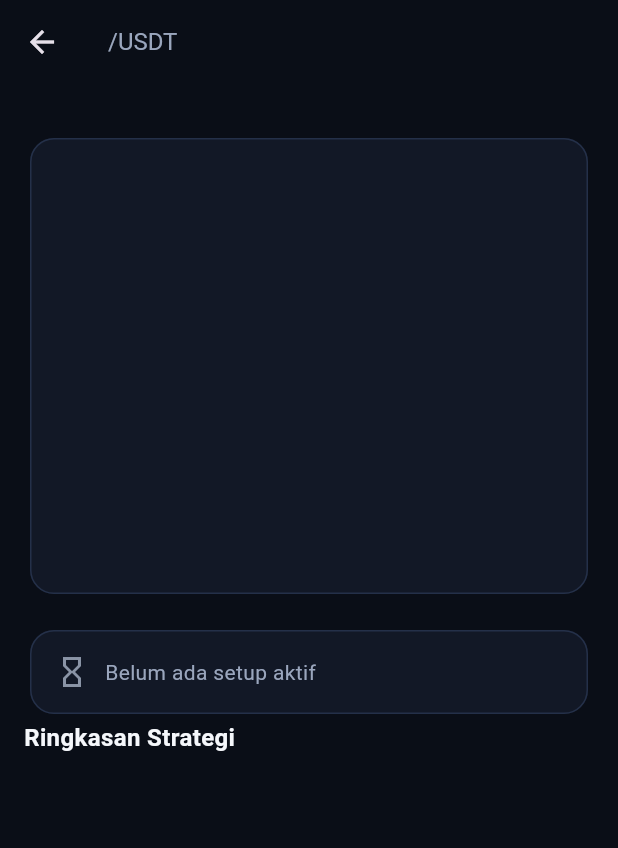
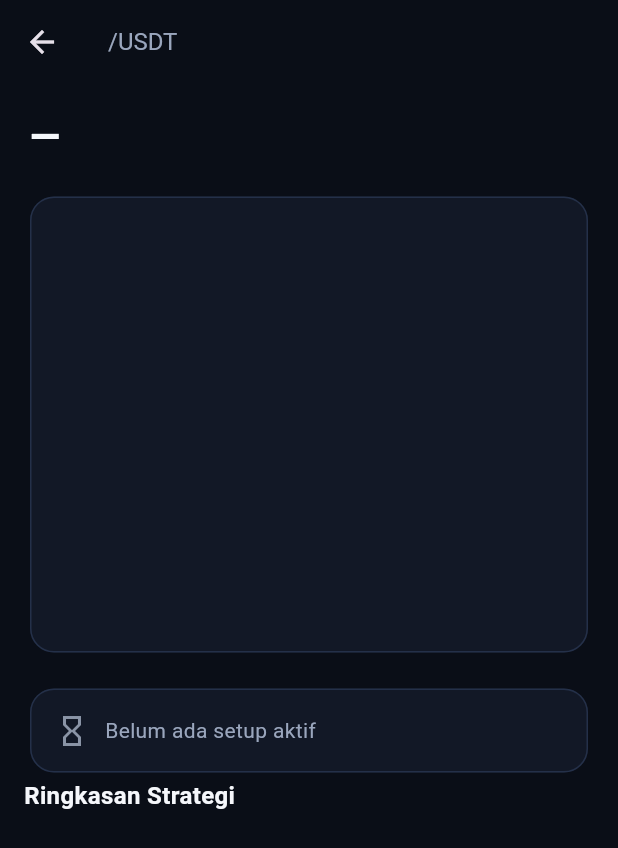
Before and after one commit to yusron24/futures-agent, a Flutter app: the SignalDetailPage screen opened directly with empty values, on a phone screen of 412 x 824 dp. Shown: the top 848 px of the screen. Run offline on Flutter 3.47's test engine with Material 3 defaults, Android fonts, the phone set to English and light mode, and no system bars; our stand-ins replace audioplayers, flutter_local_notifications, hive, hive_flutter, vibration; missing offline and left inert: flutter_foreground_task, workmanager; accounts and stored records are empty; network calls fail; statements that could not run were skipped.

Commit message:
Harga bergerak realtime tanpa refresh + kedip hijau/merah + detail tick-by-tick
Memperbaiki bug harga "diam" walau WebSocket Live, dan menambah UX realtime
seperti Binance.

- Root cause fix: _scheduleUiUpdate() diubah dari debounce (membatalkan timer
  tiap tick → notifyListeners tak pernah menyala saat banyak simbol nge-tick)
  menjadi throttle 250 ms yang menjamin flush berkala.
- Harga per-simbol via ValueNotifier<SymbolTicker> (AppState.priceListenable);
  semua penulisan harga lewat _pushPrice(). Baris/harga rebuild seketika &
  independen, bukan seluruh dashboard.
- Widget LivePrice (baru): kedip hijau saat naik / merah saat turun tiap tick,
  memudar ~500 ms. Dipakai di Dashboard & Detail.
- Detail tick-by-tick: BinanceWsClient dapat WsTradeEvent + tradeStream dan
  addStreams/removeStreams (langganan @trade dinamis tanpa mengubah set utama);
  SignalDetailPage jadi StatefulWidget, focusSymbol saat dibuka & unfocusSymbol
  saat ditutup (hanya 1 simbol → beban minimal), dipulihkan saat reconnect.

Tidak ada perubahan koneksi proxy/WebSocket inti.

Co-Authored-By: Claude Opus 4.8 <noreply@anthropic.com>
Claude-Session: https://claude.ai/code/session_015vm2SWySVFAtEyXYUN4ENH

```diff
--- a/mobile/lib/ui/detail/signal_detail_page.dart
+++ b/mobile/lib/ui/detail/signal_detail_page.dart
@@ -5,22 +5,45 @@ import '../../config/format.dart';
 import '../../config/theme.dart';
 import '../../models/strategy_result.dart';
 import '../../state/app_state.dart';
+import '../widgets/live_price.dart';
 import '../widgets/signal_badge.dart';
 import 'candlestick_chart.dart';
 
-/// Halaman detail sinyal: chart candlestick 1h dengan garis Entry/SL/TP,
-/// level trade, R:R, dan ringkasan tiap strategi.
-class SignalDetailPage extends StatelessWidget {
+/// Halaman detail sinyal: chart candlestick dengan garis Entry/SL/TP, level
+/// trade, R:R, dan ringkasan tiap strategi. Saat terbuka, simbol ini
+/// dilanggankan stream `@trade` (harga bergerak per-transaksi, seperti Binance).
+class SignalDetailPage extends StatefulWidget {
   const SignalDetailPage({super.key, required this.symbol});
   final String symbol;
 
   @override
+  State<SignalDetailPage> createState() => _SignalDetailPageState();
+}
+
+class _SignalDetailPageState extends State<SignalDetailPage> {
+  late final AppState _app = context.read<AppState>();
+  bool _focused = false;
+
+  @override
+  void initState() {
+    super.initState();
+    _app.focusSymbol(widget.symbol);
+    _focused = true;
+  }
+
+  @override
+  void dispose() {
+    if (_focused) _app.unfocusSymbol(widget.symbol);
+    super.dispose();
+  }
+
+  @override
   Widget build(BuildContext context) {
+    final symbol = widget.symbol;
     final app = context.watch<AppState>();
     final eval = app.evaluationFor(symbol);
     final signal = eval?.signal;
     final candles = app.candles.candles(symbol);
-    final ticker = app.tickerFor(symbol);
 
     return Scaffold(
       appBar: AppBar(
@@ -41,22 +64,13 @@ class SignalDetailPage extends StatelessWidget {
       body: ListView(
         padding: const EdgeInsets.all(16),
         children: [
-          if (ticker != null)
-            Row(
-              crossAxisAlignment: CrossAxisAlignment.end,
-              children: [
-                Text(Fmt.price(ticker.lastPrice),
-                    style: const TextStyle(
-                        fontSize: 26, fontWeight: FontWeight.w800)),
-                const SizedBox(width: 8),
-                Text(Fmt.pct(ticker.changePercent24h),
-                    style: TextStyle(
-                        color: ticker.changePercent24h >= 0
-                            ? AppColors.buy
-                            : AppColors.sell,
-                        fontWeight: FontWeight.w600)),
-              ],
-            ),
+          LivePrice(
+            listenable: app.priceListenable(symbol),
+            fallback: app.tickerFor(symbol),
+            priceStyle:
+                const TextStyle(fontSize: 26, fontWeight: FontWeight.w800),
+            changeFontSize: 14,
+          ),
           const SizedBox(height: 16),
           Card(
             child: Padding(
@@ -131,7 +145,7 @@ class SignalDetailPage extends StatelessWidget {
       ),
     );
     if (ok == true) {
-      await app.ignoreSignal(symbol);
+      await app.ignoreSignal(widget.symbol);
       if (context.mounted) Navigator.pop(context);
     }
   }
--- /dev/null
+++ b/mobile/lib/ui/widgets/live_price.dart
@@ -0,0 +1,142 @@
+import 'package:flutter/foundation.dart';
+import 'package:flutter/material.dart';
+
+import '../../config/format.dart';
+import '../../config/theme.dart';
+import '../../models/symbol_ticker.dart';
+
+/// Menampilkan harga realtime satu simbol yang berkedip hijau saat naik / merah
+/// saat turun pada tiap tick (seperti Binance). Terikat ke [ValueListenable]
+/// per-simbol dari `AppState.priceListenable(...)` sehingga rebuild hanya widget
+/// ini — bukan seluruh dashboard.
+class LivePrice extends StatefulWidget {
+  const LivePrice({
+    super.key,
+    required this.listenable,
+    this.fallback,
+    this.priceStyle,
+    this.showChange = true,
+    this.changeFontSize = 13,
+  });
+
+  final ValueListenable<SymbolTicker?> listenable;
+  final SymbolTicker? fallback;
+  final TextStyle? priceStyle;
+  final bool showChange;
+  final double changeFontSize;
+
+  @override
+  State<LivePrice> createState() => _LivePriceState();
+}
+
+class _LivePriceState extends State<LivePrice>
+    with SingleTickerProviderStateMixin {
+  late final AnimationController _flash;
+  SymbolTicker? _ticker;
+  double? _prevPrice;
+  Color? _flashColor;
+
+  @override
+  void initState() {
+    super.initState();
+    _flash = AnimationController(
+      vsync: this,
+      duration: const Duration(milliseconds: 500),
+      value: 0,
+    );
+    _ticker = widget.listenable.value ?? widget.fallback;
+    _prevPrice = _ticker?.lastPrice;
+    widget.listenable.addListener(_onValue);
+  }
+
+  @override
+  void didUpdateWidget(covariant LivePrice old) {
+    super.didUpdateWidget(old);
+    if (old.listenable != widget.listenable) {
+      old.listenable.removeListener(_onValue);
+      widget.listenable.addListener(_onValue);
+      _ticker = widget.listenable.value ?? widget.fallback;
+      _prevPrice = _ticker?.lastPrice;
+    }
+  }
+
+  void _onValue() {
+    final t = widget.listenable.value;
+    if (t == null || !mounted) return;
+    final prev = _prevPrice;
+    if (prev != null && t.lastPrice != prev) {
+      _flashColor = t.lastPrice > prev ? AppColors.buy : AppColors.sell;
+      _flash
+        ..value = 1.0
+        ..animateTo(0.0, curve: Curves.easeOut);
+    }
+    _prevPrice = t.lastPrice;
+    setState(() => _ticker = t);
+  }
+
+  @override
+  void dispose() {
+    widget.listenable.removeListener(_onValue);
+    _flash.dispose();
+    super.dispose();
+  }
+
+  @override
+  Widget build(BuildContext context) {
+    final baseStyle = widget.priceStyle ??
+        const TextStyle(
+            fontSize: 22,
+            fontWeight: FontWeight.w700,
+            color: AppColors.textPrimary);
+    final baseColor = baseStyle.color ?? AppColors.textPrimary;
+
+    return AnimatedBuilder(
+      animation: _flash,
+      builder: (context, _) {
+        final t = _ticker;
+        final intensity = _flash.value; // 1 (baru tick) -> 0 (memudar)
+        final fc = _flashColor;
+        final bg = fc == null
+            ? Colors.transparent
+            : fc.withValues(alpha: 0.22 * intensity);
+        final txtColor = fc == null
+            ? baseColor
+            : Color.lerp(baseColor, fc, intensity) ?? baseColor;
+
+        return Container(
+          padding: const EdgeInsets.symmetric(horizontal: 4, vertical: 1),
+          decoration: BoxDecoration(
+            color: bg,
+            borderRadius: BorderRadius.circular(4),
+          ),
+          child: Row(
+            mainAxisSize: MainAxisSize.min,
+            crossAxisAlignment: CrossAxisAlignment.end,
+            children: [
+              Text(
+                t == null ? '—' : Fmt.price(t.lastPrice),
+                style: baseStyle.copyWith(color: txtColor),
+              ),
+              if (widget.showChange && t != null) ...[
+                const SizedBox(width: 8),
+                Padding(
+                  padding: const EdgeInsets.only(bottom: 3),
+                  child: Text(
+                    Fmt.pct(t.changePercent24h),
+                    style: TextStyle(
+                      color: t.changePercent24h >= 0
+                          ? AppColors.buy
+                          : AppColors.sell,
+                      fontWeight: FontWeight.w600,
+                      fontSize: widget.changeFontSize,
+                    ),
+                  ),
+                ),
+              ],
+            ],
+          ),
+        );
+      },
+    );
+  }
+}
```
Also changed, not shown: mobile/lib/network/binance_ws_client.dart (+33 -0 lines), mobile/lib/state/app_state.dart (+75 -9 lines), mobile/lib/ui/dashboard/dashboard_page.dart (+5 -19 lines).
